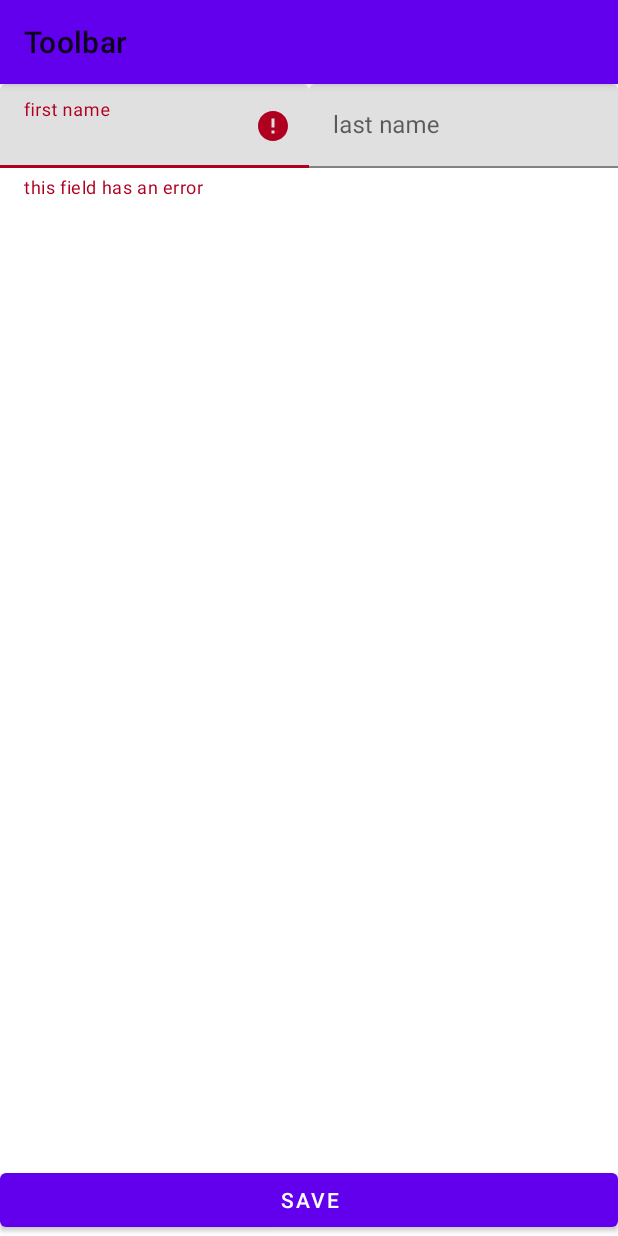
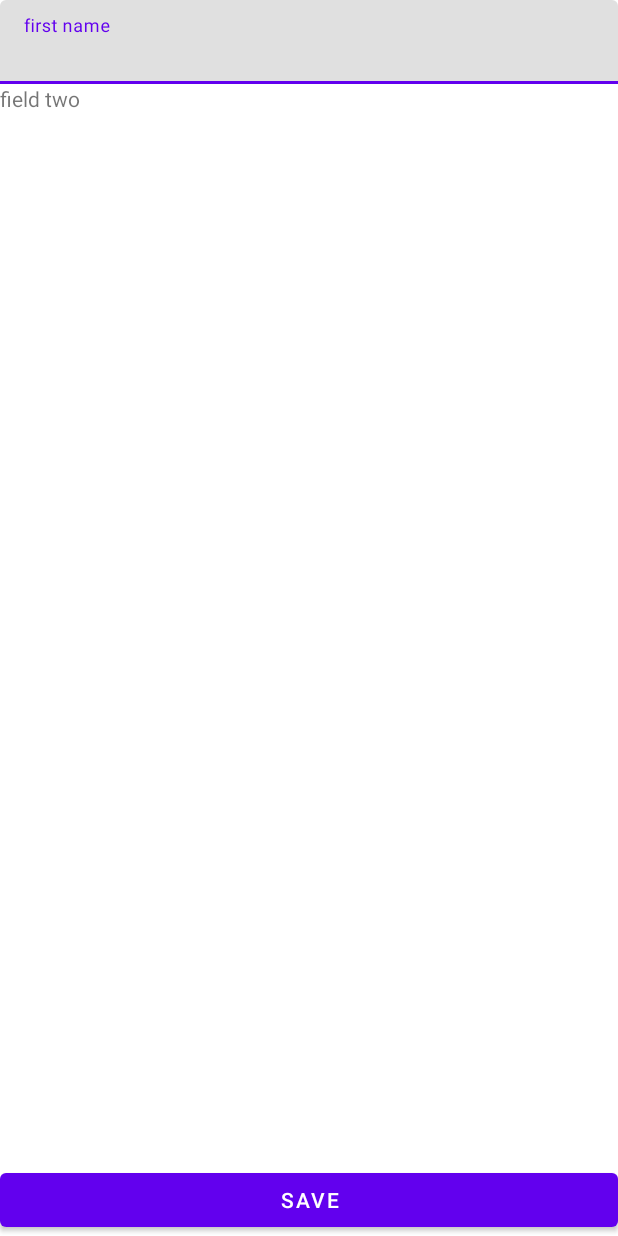
Before and after one commit to dazza5000/textfieldaccessibility, an Android app built with Jetpack Compose: the screen it shows after launch (MainActivity), after a tap on "SAVE", on a phone screen of 412 x 824 dp. Run offline under Robolectric (Android 15) with nearby library versions, the phone set to English and light mode, and no system bars; 5 statements that could not run were skipped.

Commit message:
everything in MainActivity

```diff
--- a/app/src/main/java/com/whereisdarran/myapplication/MainActivity.kt
+++ b/app/src/main/java/com/whereisdarran/myapplication/MainActivity.kt
@@ -1,39 +1,61 @@
 package com.whereisdarran.myapplication
 
+import android.content.Context
 import android.os.Bundle
-import androidx.activity.ComponentActivity
-import androidx.activity.compose.setContent
-import androidx.compose.foundation.layout.Column
-import androidx.compose.foundation.layout.fillMaxSize
-import androidx.compose.material3.*
-import androidx.compose.runtime.Composable
-import androidx.compose.runtime.mutableStateOf
-import androidx.compose.runtime.remember
-import androidx.compose.ui.Modifier
-import androidx.compose.ui.semantics.LiveRegionMode
-import androidx.compose.ui.semantics.liveRegion
-import androidx.compose.ui.semantics.semantics
-import androidx.compose.ui.text.input.TextFieldValue
-import androidx.compose.ui.tooling.preview.Preview
+import android.view.LayoutInflater
+import android.widget.Button
 import androidx.fragment.app.FragmentActivity
-import com.whereisdarran.myapplication.ui.theme.MyApplicationTheme
+import androidx.lifecycle.lifecycleScope
+import com.google.android.material.dialog.MaterialAlertDialogBuilder
+import com.google.android.material.textfield.TextInputLayout
+import com.whereisdarran.myapplication.databinding.ViewLoadingBinding
+import kotlinx.coroutines.delay
+import kotlinx.coroutines.launch
 
 class MainActivity : FragmentActivity() {
+
+    private var error: Boolean = false
     override fun onCreate(savedInstanceState: Bundle?) {
         super.onCreate(savedInstanceState)
+
+
         setContentView(R.layout.activity_main)
+
+        findViewById<Button>(R.id.saveButton).setOnClickListener {
+            lifecycleScope.launch {
+                val dialog = AlertUtil.getLoadingDialog(this@MainActivity)
+                dialog.show()
+
+                delay(500L)
+
+                dialog.dismiss()
+
+
+                error = !error
+
+
+                findViewById<TextInputLayout>(R.id.firstNameInputLayout).showError(error)
+            }
+        }
     }
 }
 
-@Composable
-fun Greeting(name: String) {
-    Text(text = "Hello $name!")
+fun TextInputLayout.showError(
+    showError: Boolean = true
+) {
+    if (showError) {
+        this.error = "this field has an error"
+    } else {
+        this.error = null
+    }
 }
 
-@Preview(showBackground = true)
-@Composable
-fun DefaultPreview() {
-    MyApplicationTheme {
-        Greeting("Android")
+object AlertUtil {
+    fun getLoadingDialog(context: Context): androidx.appcompat.app.AlertDialog {
+        val view = ViewLoadingBinding.inflate(LayoutInflater.from(context))
+        val dialog =
+            MaterialAlertDialogBuilder(context).setView(view.root).setCancelable(false).create()
+        dialog.window?.setBackgroundDrawableResource(android.R.color.transparent)
+        return dialog
     }
 }
--- a/app/src/main/java/com/whereisdarran/myapplication/view/ProfileFragment.kt
+++ /dev/null
@@ -1,73 +0,0 @@
-package com.whereisdarran.myapplication.view
-
-import android.app.AlertDialog
-import android.content.Context
-import android.os.Bundle
-import android.view.LayoutInflater
-import android.view.View
-import android.view.ViewGroup
-import androidx.fragment.app.Fragment
-import androidx.lifecycle.lifecycleScope
-import com.google.android.material.dialog.MaterialAlertDialogBuilder
-import com.google.android.material.textfield.TextInputLayout
-import com.whereisdarran.myapplication.databinding.FragmentProfileBinding
-import com.whereisdarran.myapplication.databinding.ViewLoadingBinding
-import kotlinx.coroutines.delay
-import kotlinx.coroutines.launch
-
-class ProfileFragment : Fragment() {
-
-    private var _viewBinding: FragmentProfileBinding? = null
-    private var error: Boolean = false
-
-    override fun onCreateView(
-        inflater: LayoutInflater,
-        container: ViewGroup?,
-        savedInstanceState: Bundle?
-    ): View? {
-        val viewBinding = FragmentProfileBinding.inflate(inflater, container, false)
-        _viewBinding = viewBinding
-        return viewBinding.root
-    }
-
-    override fun onViewCreated(view: View, savedInstanceState: Bundle?) {
-        super.onViewCreated(view, savedInstanceState)
-        with(_viewBinding!!) {
-            saveButton.setOnClickListener {
-                lifecycleScope.launch {
-                    val dialog = AlertUtil.getLoadingDialog(this@ProfileFragment.requireActivity())
-                    dialog.show()
-
-                    delay(500L)
-
-                    dialog.dismiss()
-
-
-                    error = !error
-                    firstNameInputLayout.showError(error)
-                }
-            }
-        }
-    }
-}
-
-
-fun TextInputLayout.showError(
-    showError: Boolean = true
-) {
-    if (showError) {
-        this.error = "this field has an error"
-    } else {
-        this.error = null
-    }
-}
-
-object AlertUtil {
-    fun getLoadingDialog(context: Context): androidx.appcompat.app.AlertDialog {
-        val view = ViewLoadingBinding.inflate(LayoutInflater.from(context))
-        val dialog =
-            MaterialAlertDialogBuilder(context).setView(view.root).setCancelable(false).create()
-        dialog.window?.setBackgroundDrawableResource(android.R.color.transparent)
-        return dialog
-    }
-}
--- a/app/src/main/res/layout/activity_main.xml
+++ b/app/src/main/res/layout/activity_main.xml
@@ -1,11 +1,49 @@
-<FrameLayout xmlns:android="http://schemas.android.com/apk/res/android"
+<?xml version="1.0" encoding="utf-8"?>
+<androidx.constraintlayout.widget.ConstraintLayout xmlns:android="http://schemas.android.com/apk/res/android"
+    xmlns:app="http://schemas.android.com/apk/res-auto"
+    android:id="@+id/contentLayout"
     android:layout_width="match_parent"
     android:layout_height="match_parent">
 
-<androidx.fragment.app.FragmentContainerView
-    xmlns:android="http://schemas.android.com/apk/res/android"
-    android:id="@+id/fragment_container_view"
-    android:layout_width="match_parent"
-    android:layout_height="match_parent"
-    android:name="com.whereisdarran.myapplication.view.ProfileFragment" />
-</FrameLayout>
+
+    <com.google.android.material.textfield.TextInputLayout
+        android:id="@+id/firstNameInputLayout"
+        android:layout_width="match_parent"
+        android:layout_height="wrap_content"
+        android:hint="first name"
+        app:layout_constraintStart_toStartOf="parent"
+        app:layout_constraintTop_toTopOf="parent">
+
+        <com.google.android.material.textfield.TextInputEditText
+            android:id="@+id/firstNameEditText"
+            android:layout_width="match_parent"
+            android:layout_height="wrap_content"
+            android:autofillHints="personGivenName"
+            android:inputType="textPersonName" />
+    </com.google.android.material.textfield.TextInputLayout>
+
+    <TextView
+        android:layout_width="match_parent"
+        android:layout_height="wrap_content"
+        android:text="field two"
+        app:layout_constraintStart_toStartOf="parent"
+        app:layout_constraintTop_toBottomOf="@id/firstNameInputLayout" />
+
+
+    <FrameLayout
+        android:id="@+id/bottomButtonFrameLayout"
+        android:layout_width="match_parent"
+        android:layout_height="wrap_content"
+        android:layout_gravity="bottom"
+        app:layout_constraintBottom_toBottomOf="parent"
+        app:layout_constraintEnd_toEndOf="parent"
+        app:layout_constraintStart_toStartOf="parent">
+
+        <com.google.android.material.button.MaterialButton
+            android:id="@+id/saveButton"
+            android:layout_width="match_parent"
+            android:layout_height="wrap_content"
+            android:text="Save" />
+    </FrameLayout>
+
+</androidx.constraintlayout.widget.ConstraintLayout>
--- a/app/src/main/res/layout/fragment_profile.xml
+++ /dev/null
@@ -1,130 +0,0 @@
-<?xml version="1.0" encoding="utf-8"?>
-<androidx.coordinatorlayout.widget.CoordinatorLayout xmlns:android="http://schemas.android.com/apk/res/android"
-    xmlns:app="http://schemas.android.com/apk/res-auto"
-    xmlns:tools="http://schemas.android.com/tools"
-    android:layout_width="match_parent"
-    android:layout_height="match_parent">
-
-    <com.google.android.material.appbar.AppBarLayout
-
-        android:layout_width="match_parent"
-        android:layout_height="wrap_content"
-        app:layout_constraintEnd_toEndOf="parent"
-        app:layout_constraintStart_toStartOf="parent"
-        app:layout_constraintTop_toTopOf="parent">
-
-        <FrameLayout
-            android:layout_width="match_parent"
-            android:layout_height="wrap_content">
-
-            <com.google.android.material.appbar.MaterialToolbar
-                android:id="@+id/toolbar"
-                android:layout_width="match_parent"
-                android:layout_height="?attr/actionBarSize"
-                app:title="Toolbar" />
-
-            <com.google.android.material.progressindicator.LinearProgressIndicator
-                android:id="@+id/progressToolbarIndicator"
-                android:layout_width="match_parent"
-                android:layout_height="8dp"
-                android:layout_gravity="bottom"
-                android:max="100"
-                android:visibility="gone"
-                tools:progress="30"
-                tools:visibility="visible" />
-
-        </FrameLayout>
-
-    </com.google.android.material.appbar.AppBarLayout>
-
-
-    <FrameLayout
-    android:layout_width="match_parent"
-    android:layout_height="match_parent"
-    app:layout_behavior="@string/appbar_scrolling_view_behavior">
-
-    <androidx.constraintlayout.widget.ConstraintLayout
-        android:id="@+id/contentLayout"
-        android:layout_width="match_parent"
-        android:layout_height="match_parent">
-
-        <ScrollView
-            android:layout_width="0dp"
-            android:layout_height="0dp"
-            app:layout_constraintBottom_toTopOf="@id/bottomButtonFrameLayout"
-            app:layout_constraintEnd_toEndOf="parent"
-            app:layout_constraintStart_toStartOf="parent"
-            app:layout_constraintTop_toTopOf="parent">
-
-            <androidx.constraintlayout.widget.ConstraintLayout
-                android:layout_width="match_parent"
-                android:layout_height="wrap_content">
-
-                <com.google.android.material.textfield.TextInputLayout
-                    android:id="@+id/firstNameInputLayout"
-                    android:layout_width="0dp"
-                    android:layout_height="wrap_content"
-                    android:hint="first name"
-                    app:layout_constraintTop_toTopOf="parent"
-                    app:layout_constraintEnd_toEndOf="@id/guideline"
-                    app:layout_constraintStart_toStartOf="parent">
-
-                    <com.google.android.material.textfield.TextInputEditText
-                        android:id="@+id/firstNameEditText"
-                        android:layout_width="match_parent"
-                        android:layout_height="wrap_content"
-                        android:autofillHints="personGivenName"
-                        android:inputType="textPersonName"
-                        android:nextFocusDown="@id/lastNameEditText" />
-
-                </com.google.android.material.textfield.TextInputLayout>
-
-                <com.google.android.material.textfield.TextInputLayout
-                    android:id="@+id/lastNameInputLayout"
-                    android:layout_width="0dp"
-                    android:layout_height="wrap_content"
-                    android:hint="last name"
-                    app:layout_constraintEnd_toEndOf="parent"
-                    app:layout_constraintTop_toTopOf="parent"
-                    app:layout_constraintStart_toStartOf="@+id/guideline">
-
-                    <com.google.android.material.textfield.TextInputEditText
-                        android:id="@+id/lastNameEditText"
-                        android:layout_width="match_parent"
-                        android:layout_height="wrap_content"
-                        android:autofillHints="personFamilyName"
-                        android:inputType="textPersonName" />
-
-                </com.google.android.material.textfield.TextInputLayout>
-
-                <androidx.constraintlayout.widget.Guideline
-                    android:id="@+id/guideline"
-                    android:layout_width="wrap_content"
-                    android:layout_height="wrap_content"
-                    android:orientation="vertical"
-                    app:layout_constraintGuide_percent="0.5" />
-
-
-            </androidx.constraintlayout.widget.ConstraintLayout>
-
-        </ScrollView>
-
-        <FrameLayout
-            android:id="@+id/bottomButtonFrameLayout"
-            android:layout_width="match_parent"
-            android:layout_height="wrap_content"
-            android:layout_gravity="bottom"
-            app:layout_constraintBottom_toBottomOf="parent"
-            app:layout_constraintEnd_toEndOf="parent"
-            app:layout_constraintStart_toStartOf="parent">
-
-            <com.google.android.material.button.MaterialButton
-                android:id="@+id/saveButton"
-                android:layout_width="match_parent"
-                android:layout_height="wrap_content"
-                android:text="Save" />
-        </FrameLayout>
-
-    </androidx.constraintlayout.widget.ConstraintLayout>
-</FrameLayout>
-</androidx.coordinatorlayout.widget.CoordinatorLayout>
```
